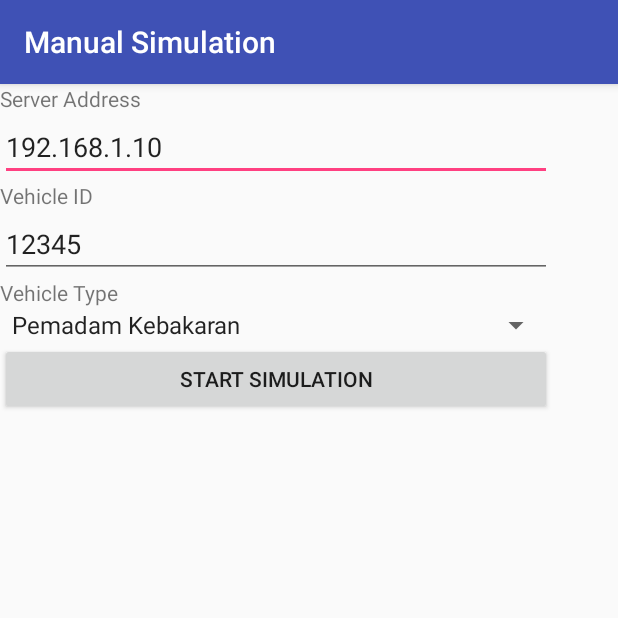
After one commit to gtrdp/eplat2017, an Android app: the ManualSimulation screen opened directly, with no data from a screen before it, on a phone screen of 412 x 824 dp, the top half of it. The commit adds this screen. Run offline under Robolectric (Android 15) with nearby library versions, the phone set to English and light mode, and no system bars.

Commit message:
first working manual simulation code

```diff
--- a/Eplat/app/build.gradle
+++ b/Eplat/app/build.gradle
@@ -25,14 +25,14 @@ dependencies {
     androidTestCompile('com.android.support.test.espresso:espresso-core:2.2.2', {
         exclude group: 'com.android.support', module: 'support-annotations'
     })
+
+    // retrofit, gson
     compile 'com.android.support:appcompat-v7:25.3.1'
     compile 'com.android.support.constraint:constraint-layout:1.0.2'
     compile 'com.google.android.gms:play-services-maps:10.2.6'
     compile 'com.android.support:design:25.3.1'
-    testCompile 'junit:junit:4.12'
-
-    // retrofit, gson
     compile 'com.squareup.retrofit2:retrofit:2.1.0'
     compile 'com.squareup.retrofit2:converter-gson:2.1.0'
     compile 'com.google.code.gson:gson:2.8.0'
+    testCompile 'junit:junit:4.12'
 }
--- /dev/null
+++ b/Eplat/app/src/main/java/ugm/dteti/se/eplat/activity/ManualSimulation.java
@@ -0,0 +1,70 @@
+package ugm.dteti.se.eplat.activity;
+
+import android.content.Intent;
+import android.os.Bundle;
+import android.support.v7.app.AppCompatActivity;
+import android.util.Log;
+import android.view.View;
+import android.widget.AdapterView;
+import android.widget.ArrayAdapter;
+import android.widget.Button;
+import android.widget.EditText;
+import android.widget.Spinner;
+
+import ugm.dteti.se.eplat.R;
+
+import static ugm.dteti.se.eplat.activity.MainActivity.PICK_LOCATION_REQUEST;
+
+public class ManualSimulation extends AppCompatActivity implements AdapterView.OnItemSelectedListener {
+
+    private EditText editAdress, editDeviceId;
+    private Spinner spinnerVehicleType;
+    private String deviceId, serverAddress, lat, lon;
+    private Integer vehicleType;
+
+    @Override
+    protected void onCreate(Bundle savedInstanceState) {
+        super.onCreate(savedInstanceState);
+        setContentView(R.layout.activity_manual_simulation);
+
+        editAdress = (EditText) findViewById(R.id.editServerAddress);
+        editDeviceId = (EditText) findViewById(R.id.editDevID);
+
+        deviceId = editDeviceId.getText().toString();
+        serverAddress = "http://" + editAdress.getText().toString() + ":5000";
+        lat = "-7.797068";
+        lon = "110.370529";
+
+        spinnerVehicleType = (Spinner) findViewById(R.id.spinVehicleId);
+        ArrayAdapter<CharSequence> adapter = ArrayAdapter.createFromResource(this,
+                R.array.vehicle_type, android.R.layout.simple_spinner_item);
+        adapter.setDropDownViewResource(android.R.layout.simple_spinner_dropdown_item);
+        spinnerVehicleType.setAdapter(adapter);
+        spinnerVehicleType.setOnItemSelectedListener(this);
+
+        // Button Map
+        Button btnMap = (Button) findViewById(R.id.btnManualMap);
+        btnMap.setOnClickListener(new View.OnClickListener() {
+            @Override
+            public void onClick(View v) {
+                Intent i = new Intent(ManualSimulation.this, ManualMapActivity.class);
+                i.putExtra("vehicleID", deviceId);
+                i.putExtra("vehicleType", vehicleType);
+                i.putExtra("serverAddress", serverAddress);
+
+                startActivity(i);
+            }
+        });
+    }
+
+    @Override
+    public void onItemSelected(AdapterView<?> adapterView, View view, int i, long l) {
+        Log.d("item click", Integer.toString(i));
+        vehicleType = i;
+    }
+
+    @Override
+    public void onNothingSelected(AdapterView<?> adapterView) {
+
+    }
+}
--- /dev/null
+++ b/Eplat/app/src/main/res/layout/activity_manual_simulation.xml
@@ -0,0 +1,62 @@
+<?xml version="1.0" encoding="utf-8"?>
+<android.support.constraint.ConstraintLayout xmlns:android="http://schemas.android.com/apk/res/android"
+    xmlns:app="http://schemas.android.com/apk/res-auto"
+    xmlns:tools="http://schemas.android.com/tools"
+    android:layout_width="match_parent"
+    android:layout_height="match_parent"
+    tools:context="ugm.dteti.se.eplat.activity.ManualSimulation">
+
+    <LinearLayout
+        android:layout_width="368dp"
+        android:layout_height="551dp"
+        android:orientation="vertical"
+        tools:layout_editor_absoluteY="8dp"
+        tools:layout_editor_absoluteX="8dp">
+
+        <TextView
+            android:id="@+id/tv3"
+            android:layout_width="match_parent"
+            android:layout_height="wrap_content"
+            android:text="Server Address" />
+
+        <EditText
+            android:id="@+id/editServerAddress"
+            android:layout_width="match_parent"
+            android:layout_height="wrap_content"
+            android:ems="10"
+            android:inputType="phone"
+            android:text="192.168.1.10" />
+
+        <TextView
+            android:id="@+id/txtDevID"
+            android:layout_width="match_parent"
+            android:layout_height="wrap_content"
+            android:text="Vehicle ID" />
+
+        <EditText
+            android:id="@+id/editDevID"
+            android:layout_width="match_parent"
+            android:layout_height="wrap_content"
+            android:ems="10"
+            android:inputType="phone"
+            android:text="12345" />
+
+        <TextView
+            android:id="@+id/txtDevType"
+            android:layout_width="match_parent"
+            android:layout_height="wrap_content"
+            android:text="Vehicle Type" />
+
+        <Spinner
+            android:id="@+id/spinVehicleId"
+            android:layout_width="match_parent"
+            android:layout_height="wrap_content" />
+
+        <Button
+            android:id="@+id/btnManualMap"
+            android:layout_width="match_parent"
+            android:layout_height="wrap_content"
+            android:text="Start Simulation" />
+    </LinearLayout>
+
+</android.support.constraint.ConstraintLayout>
--- a/Eplat/app/src/main/res/values/strings.xml
+++ b/Eplat/app/src/main/res/values/strings.xml
@@ -3,4 +3,6 @@
     <string name="title_activity_map">Select Location</string>
     <string name="title_activity_launcher">LauncherActivity</string>
     <string name="title_activity_eplat_client">EPlatClient</string>
+    <string name="title_activity_manual_simulation">Manual Simulation</string>
+    <string name="title_activity_manual_map">ManualMapActivity</string>
 </resources>
--- /dev/null
+++ b/Eplat/app/src/main/res/values/vehicle_type.xml
@@ -0,0 +1,9 @@
+<?xml version="1.0" encoding="utf-8"?>
+<resources>
+    <string-array name="vehicle_type">
+        <item>Pemadam Kebakaran</item>
+        <item>Mobil Ambulan</item>
+        <item>Kendaraan Pertolongan Kecelakaan</item>
+        <item>Kendaraan Pimpinan Lembaga</item>
+    </string-array>
+</resources>
```
Also changed, not shown: Eplat/app/src/main/AndroidManifest.xml (+12 -5 lines), Eplat/app/src/main/java/ugm/dteti/se/eplat/activity/EPlatClient.java (+0 -9 lines), Eplat/app/src/main/java/ugm/dteti/se/eplat/activity/LauncherActivity.java (+10 -0 lines), Eplat/app/src/main/java/ugm/dteti/se/eplat/activity/MainActivity.java (+27 -5 lines), Eplat/app/src/main/java/ugm/dteti/se/eplat/activity/ManualMapActivity.java (added, +138 -0 lines), Eplat/app/src/main/java/ugm/dteti/se/eplat/model/EplatData.java (+12 -1 lines), Eplat/app/src/main/res/layout/activity_eplat_client.xml (+5 -11 lines), Eplat/app/src/main/res/layout/activity_launcher.xml (+7 -0 lines), Eplat/app/src/main/res/layout/activity_main.xml (+13 -3 lines), Eplat/app/src/main/res/layout/activity_manual_map.xml (added, +18 -0 lines), Eplat/app/src/main/res/layout/content_eplat_client.xml (deleted, +0 -18 lines), Eplat/app/src/main/res/layout/content_launcher.xml (deleted, +0 -11 lines).
